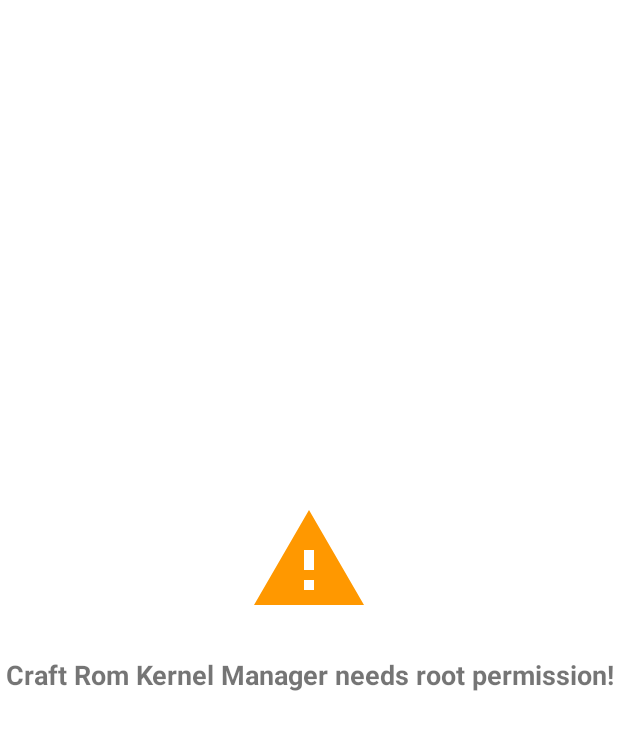
After one commit to CraftRom/CR-Manager-old, an Android app: the layout activity_no_root.xml on its own in the app's theme, with its tools: preview values and no code run, on a phone screen of 412 x 824 dp. The commit adds this screen. Shown: the top 730 px of the screen. Run offline under Robolectric (Android 15) with nearby library versions, the phone set to English and light mode, and no system bars.

Commit message:
Add missing Activity

```diff
--- a/app/src/main/java/com/craftrom/kernelmanager/activities/NoKernelActivity.kt
+++ b/app/src/main/java/com/craftrom/kernelmanager/activities/NoRootActivity.kt
@@ -5,9 +5,9 @@
 import com.craftrom.kernelmanager.R
 
 
-class NoKernelActivity : AppCompatActivity() {
+class NoRootActivity : AppCompatActivity() {
     override fun onCreate(savedInstanceState: Bundle?) {
         super.onCreate(savedInstanceState)
-        setContentView(R.layout.activity_no_kernel)
+        setContentView(R.layout.activity_no_root)
     }
 }
--- /dev/null
+++ b/app/src/main/res/layout/activity_no_root.xml
@@ -0,0 +1,48 @@
+<?xml version="1.0" encoding="utf-8"?>
+<androidx.constraintlayout.widget.ConstraintLayout
+    xmlns:android="http://schemas.android.com/apk/res/android"
+    xmlns:app="http://schemas.android.com/apk/res-auto"
+    xmlns:tools="http://schemas.android.com/tools"
+    android:layout_width="match_parent"
+    android:layout_height="wrap_content"
+    tools:context=".activities.NoRootActivity"
+    android:layout_gravity="center"
+    android:paddingBottom="52dp">
+
+
+    <LinearLayout
+        android:layout_width="match_parent"
+        android:layout_height="match_parent"
+        android:orientation="vertical">
+
+        <RelativeLayout
+            android:layout_width="match_parent"
+            android:layout_height="wrap_content"
+            android:layout_marginTop="24dp">
+
+            <ImageView
+                android:layout_width="80dp"
+                android:layout_height="80dp"
+                android:layout_centerInParent="true"
+                android:src="@drawable/ic_warn" />
+
+        </RelativeLayout>
+
+        <LinearLayout
+            android:layout_gravity="center"
+            android:layout_width="match_parent"
+            android:layout_height="wrap_content">
+
+            <TextView
+                android:layout_width="match_parent"
+                android:layout_height="wrap_content"
+                android:layout_marginTop="24dp"
+                android:text="@string/no_root_permission"
+                android:textAlignment="center"
+                android:textSize="18sp"
+                android:textStyle="bold" />
+
+        </LinearLayout>
+    </LinearLayout>
+
+</androidx.constraintlayout.widget.ConstraintLayout>
```
